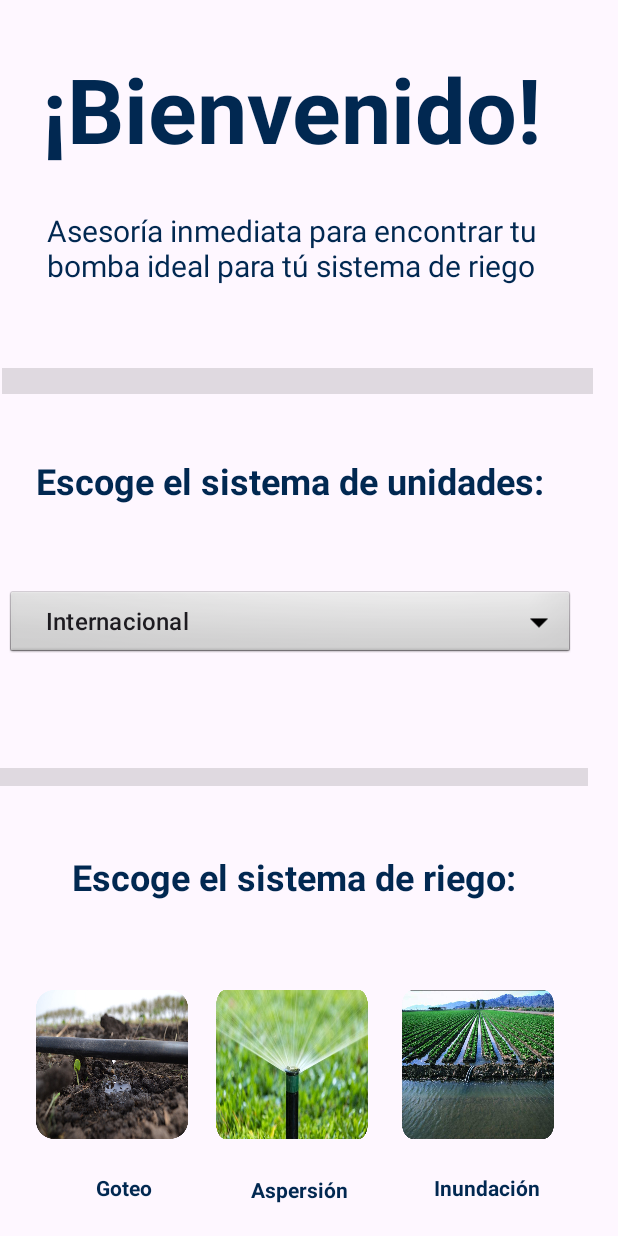
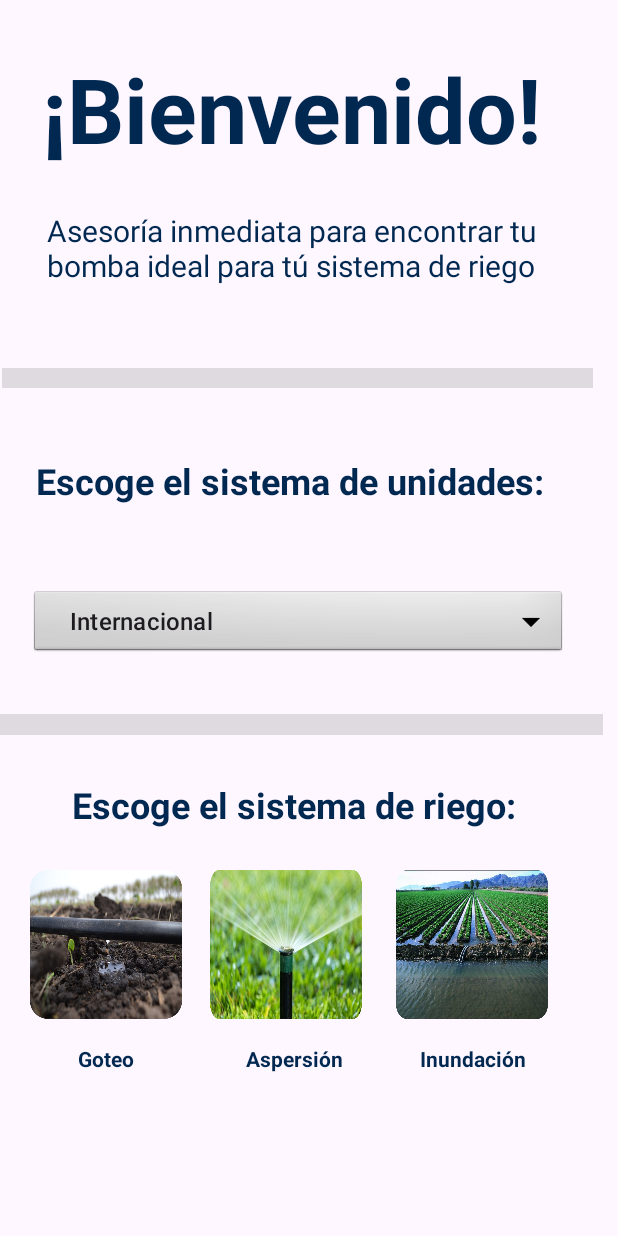
Before and after one commit to Chacharacito/Pumpapp, an Android app: the screen it shows after launch (MainActivity), on a phone screen of 412 x 824 dp. Run offline under Robolectric (Android 15) with nearby library versions, the phone set to English and light mode, and no system bars.

Commit message:
se arreglaron los constrains para pixel 3

```diff
--- a/app/src/main/java/com/pumpapp/pumpapp/MainActivity.kt
+++ b/app/src/main/java/com/pumpapp/pumpapp/MainActivity.kt
@@ -51,8 +51,6 @@ class MainActivity : AppCompatActivity() {
             }
         }
 
-
-
         val ibRiegoPorGoteo = findViewById<ImageButton>(R.id.ib_goteo)
         ibRiegoPorGoteo.setImageResource(R.drawable.riego_por_goteo)
 
--- a/app/src/main/res/layout/activity_main.xml
+++ b/app/src/main/res/layout/activity_main.xml
@@ -7,15 +7,15 @@
     android:layout_height="match_parent"
     tools:context=".MainActivity">
 
-    <TextView
-        android:id="@+id/textView6"
-        android:layout_width="0dp"
-        android:layout_height="wrap_content"
-        android:layout_marginStart="64dp"
-        android:layout_marginTop="782dp"
-        android:text="Goteo"
-        android:textColor="#012851"
-        android:textStyle="bold"
+    <ImageButton
+        android:id="@+id/ib_inundacion"
+        android:layout_width="101dp"
+        android:layout_height="99dp"
+        android:layout_marginStart="264dp"
+        android:layout_marginTop="580dp"
+        android:padding="0dp"
+        android:scaleType="fitXY"
+        android:src="@drawable/riego_por_inundacion"
         app:layout_constraintStart_toStartOf="parent"
         app:layout_constraintTop_toTopOf="parent" />
 
@@ -23,8 +23,8 @@
         android:id="@+id/ib_aspersion"
         android:layout_width="101dp"
         android:layout_height="99dp"
-        android:layout_marginStart="144dp"
-        android:layout_marginTop="660dp"
+        android:layout_marginStart="140dp"
+        android:layout_marginTop="580dp"
         android:padding="0dp"
         android:scaleType="fitXY"
         app:layout_constraintStart_toStartOf="parent"
@@ -32,23 +32,11 @@
         tools:src="@drawable/riego_por_aspersion" />
 
     <ImageButton
-        android:id="@+id/ib_inundacion"
-        android:layout_width="101dp"
-        android:layout_height="99dp"
-        android:layout_marginStart="268dp"
-        android:layout_marginTop="660dp"
-        android:padding="0dp"
-        android:scaleType="fitXY"
-        android:src="@drawable/riego_por_inundacion"
-        app:layout_constraintStart_toStartOf="parent"
-        app:layout_constraintTop_toTopOf="parent" />
-
-    <ImageButton
         android:id="@+id/ib_goteo"
         android:layout_width="101dp"
         android:layout_height="99dp"
-        android:layout_marginStart="24dp"
-        android:layout_marginTop="660dp"
+        android:layout_marginStart="20dp"
+        android:layout_marginTop="580dp"
         android:padding="0dp"
         android:scaleType="fitXY"
         app:layout_constraintStart_toStartOf="parent"
@@ -56,11 +44,23 @@
         tools:src="@drawable/riego_por_goteo" />
 
     <TextView
+        android:id="@+id/textView6"
+        android:layout_width="0dp"
+        android:layout_height="wrap_content"
+        android:layout_marginStart="52dp"
+        android:layout_marginTop="696dp"
+        android:text="Goteo"
+        android:textColor="#012851"
+        android:textStyle="bold"
+        app:layout_constraintStart_toStartOf="parent"
+        app:layout_constraintTop_toTopOf="parent" />
+
+    <TextView
         android:id="@+id/textView7"
         android:layout_width="wrap_content"
         android:layout_height="wrap_content"
-        android:layout_marginStart="167dp"
-        android:layout_marginTop="783dp"
+        android:layout_marginStart="164dp"
+        android:layout_marginTop="696dp"
         android:text="Aspersión"
         android:textColor="#012851"
         android:textStyle="bold"
@@ -71,8 +71,8 @@
         android:id="@+id/textView8"
         android:layout_width="wrap_content"
         android:layout_height="wrap_content"
-        android:layout_marginStart="289dp"
-        android:layout_marginTop="782dp"
+        android:layout_marginStart="280dp"
+        android:layout_marginTop="696dp"
         android:text="Inundación"
         android:textColor="#012851"
         android:textStyle="bold"
@@ -84,7 +84,7 @@
         android:layout_width="wrap_content"
         android:layout_height="wrap_content"
         android:layout_marginStart="48dp"
-        android:layout_marginTop="568dp"
+        android:layout_marginTop="520dp"
         android:text="Escoge el sistema de riego:"
         android:textColor="#012851"
         android:textSize="24sp"
@@ -108,9 +108,9 @@
     <Spinner
         android:id="@+id/s_sistema_unidades"
         style="@android:style/Widget.Spinner.DropDown"
-        android:layout_width="379dp"
-        android:layout_height="48dp"
-        android:layout_marginStart="4dp"
+        android:layout_width="358dp"
+        android:layout_height="47dp"
+        android:layout_marginStart="20dp"
         android:layout_marginTop="392dp"
         android:dropDownWidth="wrap_content"
         android:spinnerMode="dropdown"
@@ -145,9 +145,9 @@
 
     <View
         android:id="@+id/divider"
-        android:layout_width="392dp"
-        android:layout_height="12dp"
-        android:layout_marginTop="512dp"
+        android:layout_width="402dp"
+        android:layout_height="14dp"
+        android:layout_marginTop="476dp"
         android:background="?android:attr/listDivider"
         app:layout_constraintStart_toStartOf="parent"
         app:layout_constraintTop_toTopOf="parent" />
@@ -155,7 +155,7 @@
     <View
         android:id="@+id/divider2"
         android:layout_width="394dp"
-        android:layout_height="17dp"
+        android:layout_height="13dp"
         android:layout_marginStart="1dp"
         android:layout_marginTop="245dp"
         android:background="?android:attr/listDivider"
```
Also changed, not shown: app/src/main/res/layout/activity_especificaciones_hidraulicas.xml (+64 -64 lines), app/src/main/res/layout/activity_riego_por_inundacion.xml (+13 -12 lines).
